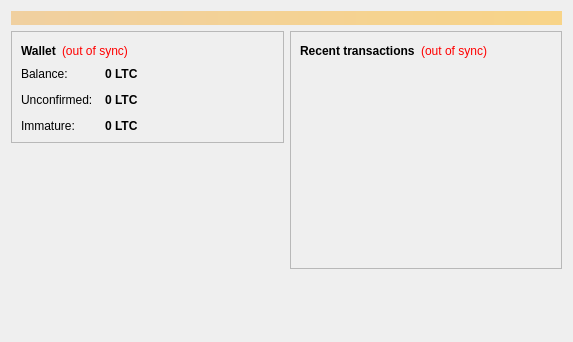
Kr1tya3/mendeleycoin, file src/qt/forms/overviewpage.ui: the form before one commit.
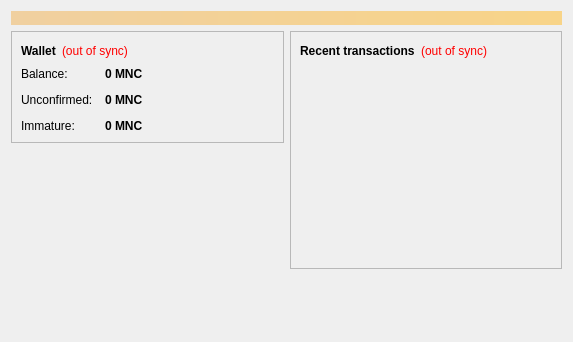
The form after the commit.

```diff
--- a/src/qt/forms/overviewpage.ui
+++ b/src/qt/forms/overviewpage.ui
@@ -122,7 +122,7 @@
                <string>Your current balance</string>
               </property>
               <property name="text">
-               <string notr="true">0 LTC</string>
+               <string notr="true">0 MNC</string>
               </property>
               <property name="textInteractionFlags">
                <set>Qt::LinksAccessibleByMouse|Qt::TextSelectableByKeyboard|Qt::TextSelectableByMouse</set>
@@ -151,7 +151,7 @@
                <string>Total of transactions that have yet to be confirmed, and do not yet count toward the current balance</string>
               </property>
               <property name="text">
-               <string notr="true">0 LTC</string>
+               <string notr="true">0 MNC</string>
               </property>
               <property name="textInteractionFlags">
                <set>Qt::LinksAccessibleByMouse|Qt::TextSelectableByKeyboard|Qt::TextSelectableByMouse</set>
@@ -177,7 +177,7 @@
                <string>Mined balance that has not yet matured</string>
               </property>
               <property name="text">
-               <string notr="true">0 LTC</string>
+               <string notr="true">0 MNC</string>
               </property>
               <property name="textInteractionFlags">
                <set>Qt::LinksAccessibleByMouse|Qt::TextSelectableByKeyboard|Qt::TextSelectableByMouse</set>
```
